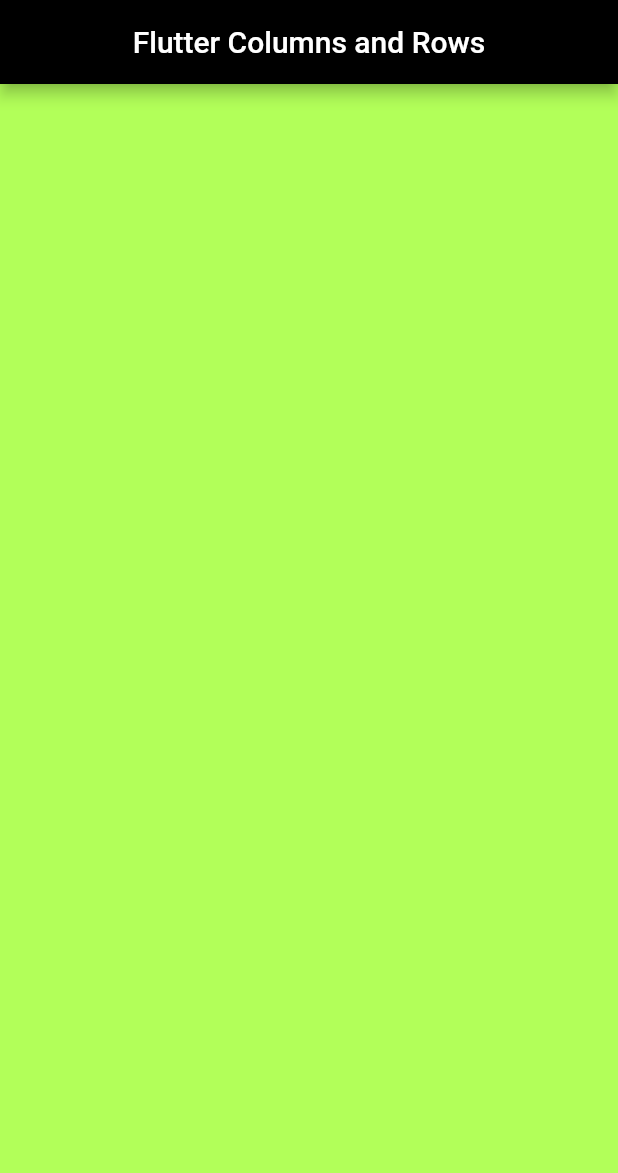
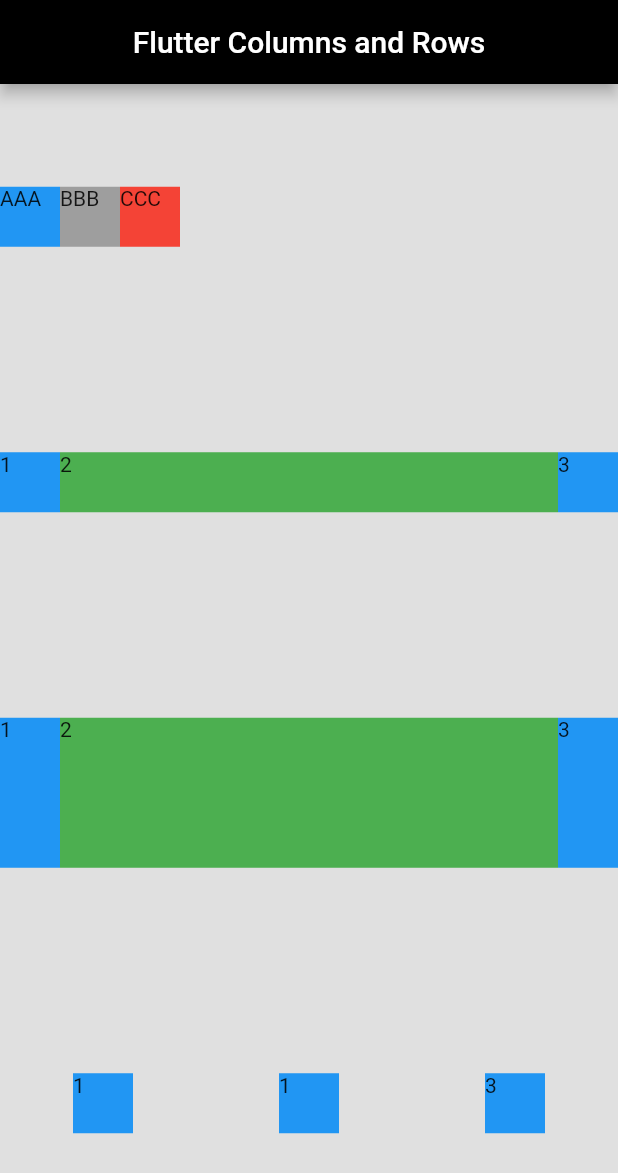
Before and after one commit to ibraah88/my_flutter_journey, a Flutter app: the screen it shows after launch, on a phone screen of 412 x 824 dp. Shown: the top 1173 px of the screen. Run offline on Flutter 3.47's test engine with Material 2 defaults, Android fonts, the phone set to English and light mode, and no system bars.

Commit message:
update 08

```diff
--- a/flutter_08_columns_and_rows/lib/main.dart
+++ b/flutter_08_columns_and_rows/lib/main.dart
@@ -8,13 +8,84 @@ class MyApp extends StatelessWidget {
     return MaterialApp(
       debugShowCheckedModeBanner: false,
       home: Scaffold(
+        backgroundColor: Colors.black12,
         appBar: AppBar(
           centerTitle: true,
           title: Text('Flutter Columns and Rows'),
           backgroundColor: Colors.black,
         ),
-        body: Container(
-          color: Colors.lightGreenAccent,
+        body: Column(
+          mainAxisAlignment: MainAxisAlignment.spaceAround,
+          children: <Widget>[
+            //Row 1
+            Row(
+              children: <Widget>[
+                Container(
+                  color: Colors.blue, height: 40, width: 40, child: Text('AAA'),
+                ),
+                Container(
+                  color: Colors.grey, height: 40, width: 40, child: Text('BBB'),
+                ),
+                Container(
+                  color: Colors.red, height: 40, width: 40, child: Text('CCC'),
+                )
+              ],
+            ),
+            //Row 2
+            Row(
+              children: <Widget>[
+                Container(
+                    color: Colors.blue, height: 40, width: 40, child: Text('1')),
+                //Will expand to fill all remaining space
+                Expanded(
+                    child: Container(
+                        color: Colors.green,
+                        height: 40,
+                        width: 40,
+                        child: Text('2'))),
+                Container(
+                    color: Colors.blue, height: 40, width: 40, child: Text('3')),
+              ],
+            ),
+            //Row 3
+            Container(
+                height: 100,
+                child: Row(
+                  //Stretches to vertically fill its parent container
+                  crossAxisAlignment: CrossAxisAlignment.stretch,
+                  children: <Widget>[
+                    Container(
+                        color: Colors.blue,
+                        height: 40,
+                        width: 40,
+                        child: Text('1')),
+                    Expanded(
+                        child: Container(
+                            color: Colors.green,
+                            height: 40,
+                            width: 40,
+                            child: Text('2'))),
+                    Container(
+                        color: Colors.blue,
+                        height: 40,
+                        width: 40,
+                        child: Text('3')),
+                  ],
+                )),
+            // Row 4
+            Row(
+              //Creates even space between each item and their parent container
+              mainAxisAlignment: MainAxisAlignment.spaceAround,
+              children: <Widget>[
+                Container(
+                    color: Colors.blue, height: 40, width: 40, child: Text('1')),
+                Container(
+                    color: Colors.blue, height: 40, width: 40, child: Text('1')),
+                Container(
+                    color: Colors.blue, height: 40, width: 40, child: Text('3')),
+              ],
+            )
+          ],
         ),
       ),
     );
```
